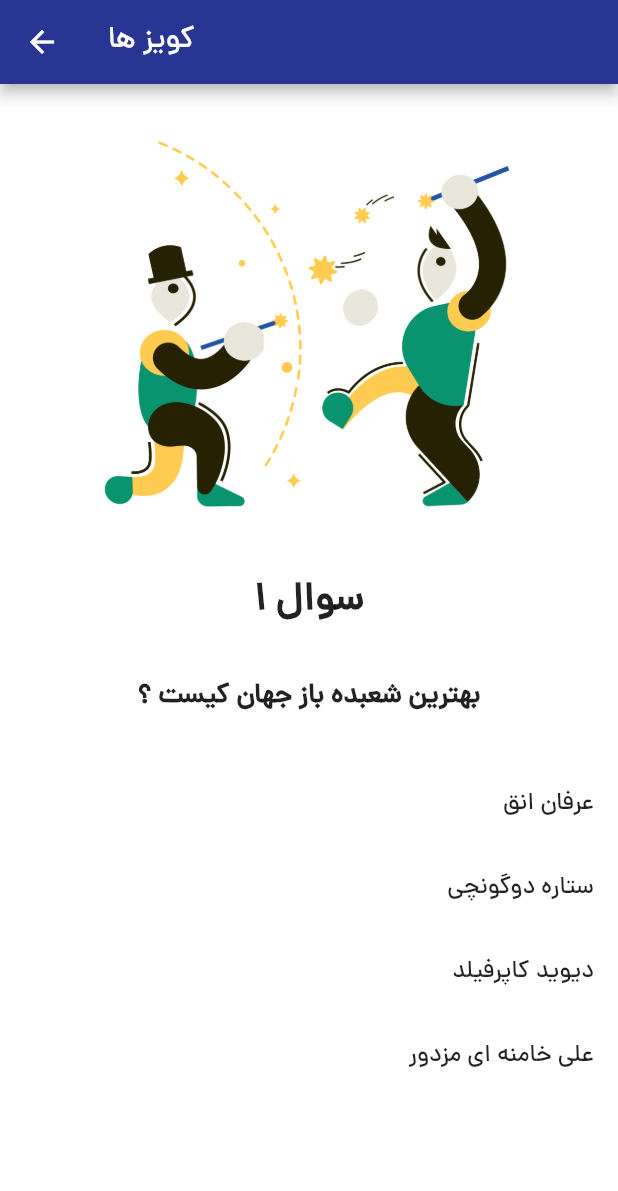
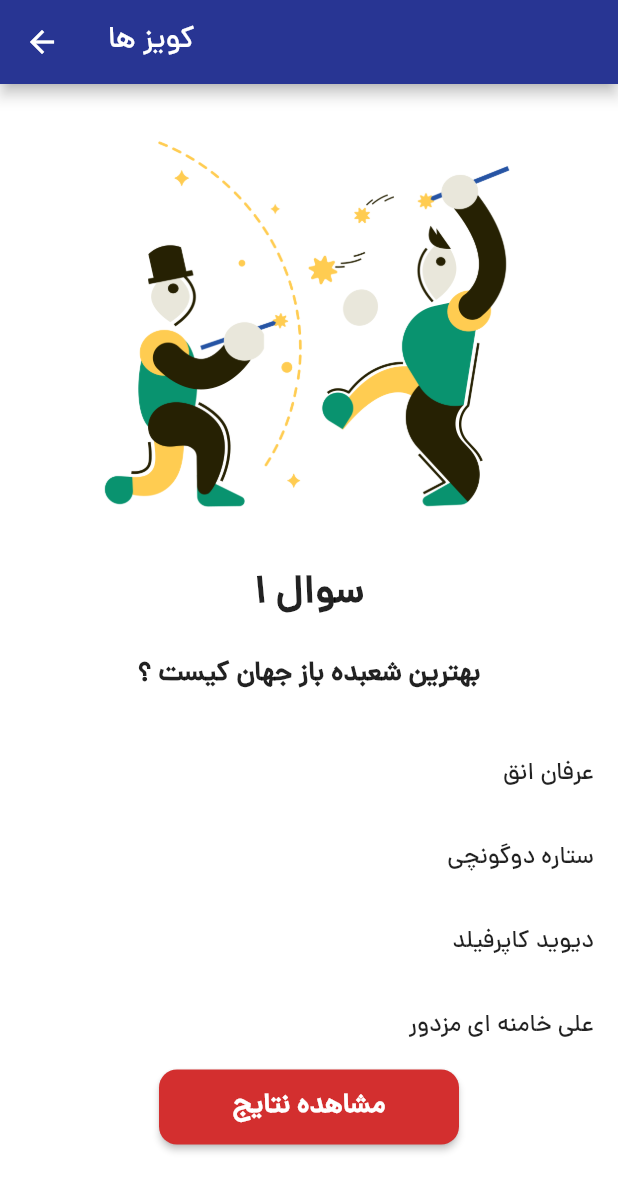
Before and after one commit to Dr-Pday/quiz_app, a Flutter app: the QuizPage screen opened directly, on a phone screen of 412 x 824 dp. Shown: the top 1191 px of the screen. Run offline on Flutter 3.47's test engine with Material 2 defaults, Android fonts, the phone set to English and light mode, and no system bars.

Commit message:
add result button

```diff
--- a/lib/quiz_page.dart
+++ b/lib/quiz_page.dart
@@ -32,7 +32,7 @@ class _QuizPageState extends State<QuizPage> {
                 'images/$questionImageIndex.png',
                 height: 300,
               ),
-              SizedBox(height: 25),
+              SizedBox(height: 20),
               Text(
                 selectedQuestion!.questionNumber!,
                 style: TextStyle(
@@ -41,7 +41,7 @@ class _QuizPageState extends State<QuizPage> {
                 ),
                 textAlign: TextAlign.center,
               ),
-              SizedBox(height: 30),
+              SizedBox(height: 20),
               Text(
                 selectedQuestion!.questionTitle!,
                 style: TextStyle(
@@ -50,11 +50,27 @@ class _QuizPageState extends State<QuizPage> {
                 ),
                 textAlign: TextAlign.center,
               ),
-              SizedBox(height: 30),
+              SizedBox(height: 25),
               ...List.generate(
                 4,
                 (index) => ListItems(index),
               ),
+              ElevatedButton(
+                onPressed: () {},
+                style: ElevatedButton.styleFrom(
+                    shape: RoundedRectangleBorder(
+                        borderRadius: BorderRadius.circular(12)),
+                    backgroundColor: Colors.red[700],
+                    minimumSize: Size(200, 50)),
+                child: Text(
+                  'مشاهده نتایج',
+                  textAlign: TextAlign.center,
+                  style: TextStyle(
+                    fontWeight: FontWeight.bold,
+                    fontSize: 18,
+                  ),
+                ),
+              )
             ],
           ),
         ),
```
